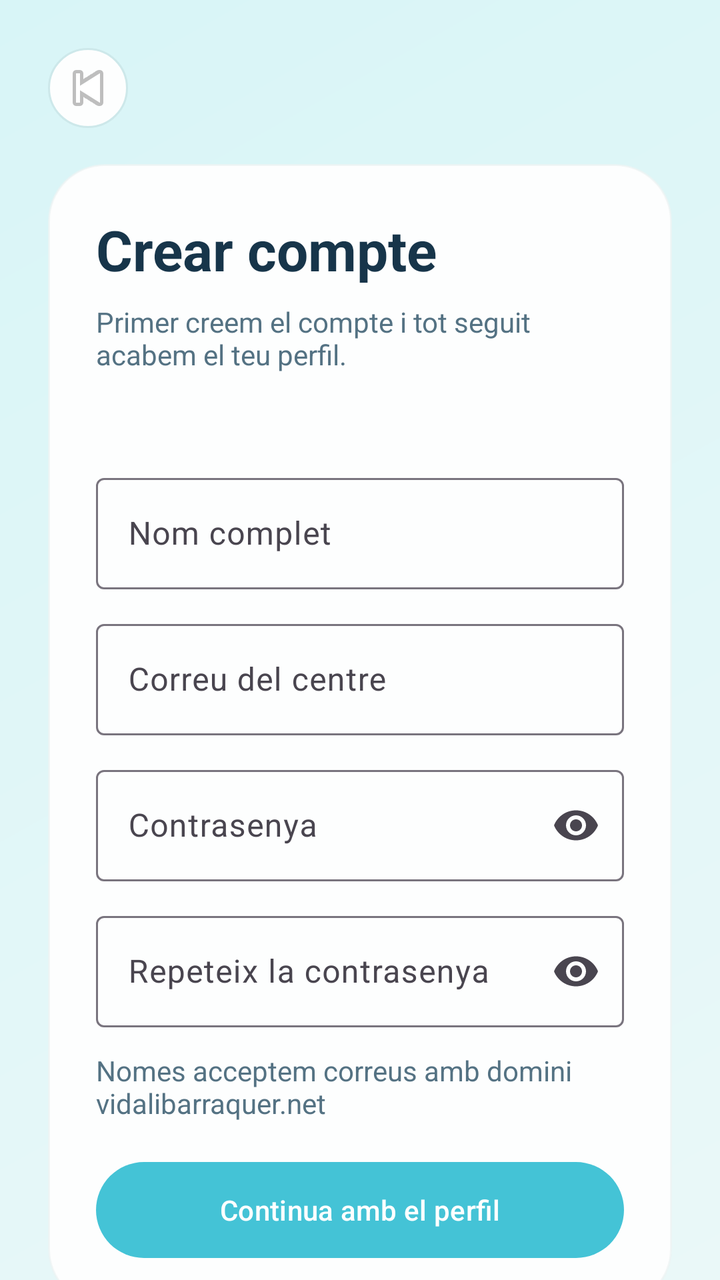
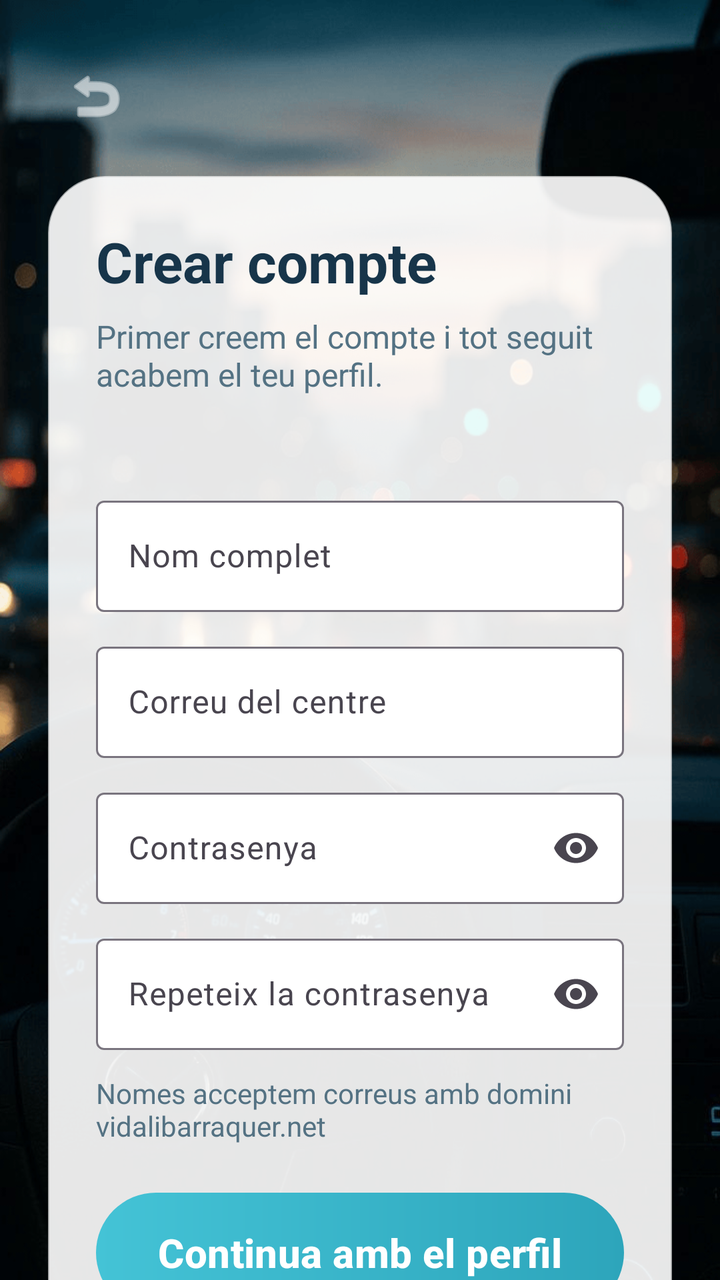

An Android layout rendered at two revisions. The XML below is the earlier revision; the diff shows what the commit changed to produce the second picture.
<!-- AndroidManifest.xml: application theme Theme.ViBaCar -->
<!-- res/layout/activity_crear_compte.xml -->
<?xml version="1.0" encoding="utf-8"?>
<androidx.core.widget.NestedScrollView xmlns:android="http://schemas.android.com/apk/res/android"
    xmlns:app="http://schemas.android.com/apk/res-auto"
    android:layout_width="match_parent"
    android:layout_height="match_parent"
    android:background="@drawable/fons_pantalla"
    android:fillViewport="true">

    <LinearLayout
        android:layout_width="match_parent"
        android:layout_height="wrap_content"
        android:orientation="vertical"
        android:padding="24dp">

        <ImageButton
            android:id="@+id/botoEnrere"
            android:layout_width="40dp"
            android:layout_height="40dp"
            android:background="@drawable/fons_capsula"
            android:contentDescription="@string/boto_enrere"
            android:padding="10dp"
            android:src="@android:drawable/ic_media_previous" />

        <LinearLayout
            android:layout_width="match_parent"
            android:layout_height="wrap_content"
            android:layout_marginTop="18dp"
            android:background="@drawable/fons_targeta"
            android:elevation="8dp"
            android:orientation="vertical"
            android:padding="24dp">

            <TextView
                android:layout_width="match_parent"
                android:layout_height="wrap_content"
                android:text="@string/registre_titol"
                android:textColor="@color/color_text_principal"
                android:textSize="28sp"
                android:textStyle="bold" />

            <TextView
                android:layout_width="match_parent"
                android:layout_height="wrap_content"
                android:layout_marginTop="8dp"
                android:text="@string/registre_subtitol"
                android:textColor="@color/color_text_secundari" />

            <TextView
                android:id="@+id/txtMissatge"
                android:layout_width="match_parent"
                android:layout_height="wrap_content"
                android:layout_marginTop="14dp"
                android:textColor="@color/color_error" />

            <com.google.android.material.textfield.TextInputLayout
                style="@style/Widget.Material3.TextInputLayout.OutlinedBox"
                android:layout_width="match_parent"
                android:layout_height="wrap_content"
                android:layout_marginTop="14dp"
                android:hint="@string/etiqueta_nom">

                <com.google.android.material.textfield.TextInputEditText
                    android:id="@+id/campNom"
                    android:layout_width="match_parent"
                    android:layout_height="wrap_content"
                    android:inputType="textPersonName" />
            </com.google.android.material.textfield.TextInputLayout>

            <com.google.android.material.textfield.TextInputLayout
                style="@style/Widget.Material3.TextInputLayout.OutlinedBox"
                android:layout_width="match_parent"
                android:layout_height="wrap_content"
                android:layout_marginTop="12dp"
                android:hint="@string/etiqueta_correu">

                <com.google.android.material.textfield.TextInputEditText
                    android:id="@+id/campCorreu"
                    android:layout_width="match_parent"
                    android:layout_height="wrap_content"
                    android:inputType="textEmailAddress" />
            </com.google.android.material.textfield.TextInputLayout>

            <com.google.android.material.textfield.TextInputLayout
                style="@style/Widget.Material3.TextInputLayout.OutlinedBox"
                android:layout_width="match_parent"
                android:layout_height="wrap_content"
                android:layout_marginTop="12dp"
                android:hint="@string/etiqueta_contrasenya"
                app:endIconMode="password_toggle">

                <com.google.android.material.textfield.TextInputEditText
                    android:id="@+id/campContrasenya"
                    android:layout_width="match_parent"
                    android:layout_height="wrap_content"
                    android:inputType="textPassword" />
            </com.google.android.material.textfield.TextInputLayout>

            <com.google.android.material.textfield.TextInputLayout
                style="@style/Widget.Material3.TextInputLayout.OutlinedBox"
                android:layout_width="match_parent"
                android:layout_height="wrap_content"
                android:layout_marginTop="12dp"
                android:hint="@string/etiqueta_repeteix_contrasenya"
                app:endIconMode="password_toggle">

                <com.google.android.material.textfield.TextInputEditText
                    android:id="@+id/campRepeteixContrasenya"
                    android:layout_width="match_parent"
                    android:layout_height="wrap_content"
                    android:inputType="textPassword" />
            </com.google.android.material.textfield.TextInputLayout>

            <TextView
                android:layout_width="match_parent"
                android:layout_height="wrap_content"
                android:layout_marginTop="12dp"
                android:text="@string/registre_info_domini"
                android:textColor="@color/color_text_secundari" />

            <com.google.android.material.button.MaterialButton
                android:id="@+id/botoContinuaPerfil"
                android:layout_width="match_parent"
                android:layout_height="wrap_content"
                android:layout_marginTop="20dp"
                android:background="@drawable/fons_boto_principal"
                android:text="@string/boto_continua_perfil"
                android:textColor="@color/color_text_clar" />
        </LinearLayout>
    </LinearLayout>
</androidx.core.widget.NestedScrollView>
<!-- resources referenced by this layout -->
<resources>
  <color name="color_error">#C74E4E</color>
  <color name="color_text_clar">#FFFFFF</color>
  <color name="color_text_principal">#17354A</color>
  <color name="color_text_secundari">#547283</color>
  <!-- drawable fons_boto_principal (drawable) -->
  <?xml version="1.0" encoding="utf-8"?>
  <shape xmlns:android="http://schemas.android.com/apk/res/android">
      <gradient
          android:angle="0"
          android:endColor="@color/color_principal_fosc"
          android:startColor="@color/color_principal" />
      <corners android:radius="30dp" />
  </shape>
  <!-- drawable fons_capsula (drawable) -->
  <?xml version="1.0" encoding="utf-8"?>
  <shape xmlns:android="http://schemas.android.com/apk/res/android">
      <solid android:color="@color/color_targeta" />
      <corners android:radius="20dp" />
      <stroke
          android:width="1dp"
          android:color="@color/color_linia" />
  </shape>
  <!-- drawable fons_pantalla (drawable) -->
  <?xml version="1.0" encoding="utf-8"?>
  <shape xmlns:android="http://schemas.android.com/apk/res/android">
      <gradient
          android:angle="315"
          android:endColor="@color/color_fons"
          android:startColor="#D8F5F7" />
  </shape>
  <!-- drawable fons_targeta (drawable) -->
  <?xml version="1.0" encoding="utf-8"?>
  <shape xmlns:android="http://schemas.android.com/apk/res/android">
      <solid android:color="@color/color_targeta" />
      <corners android:radius="28dp" />
      <stroke
          android:width="1dp"
          android:color="#AAEDF4F4" />
  </shape>
  <string name="boto_continua_perfil">Continua amb el perfil</string>
  <string name="boto_enrere">Torna enrere</string>
  <string name="etiqueta_contrasenya">Contrasenya</string>
  <string name="etiqueta_correu">Correu del centre</string>
  <string name="etiqueta_nom">Nom complet</string>
  <string name="etiqueta_repeteix_contrasenya">Repeteix la contrasenya</string>
  <string name="registre_info_domini">Nomes acceptem correus amb domini vidalibarraquer.net</string>
  <string name="registre_subtitol">Primer creem el compte i tot seguit acabem el teu perfil.</string>
  <string name="registre_titol">Crear compte</string>
  <style name="Theme.ViBaCar" parent="Base.Theme.ViBaCar" />
  <color name="color_principal_fosc">#2DA5BB</color>
  <color name="color_principal">#44C3D6</color>
  <color name="color_targeta">#FDFEFE</color>
  <color name="color_linia">#CDE8EA</color>
  <color name="color_fons">#EAF8F8</color>
  <style name="Base.Theme.ViBaCar" parent="Theme.Material3.Light.NoActionBar">
          <item name="colorPrimary">@color/color_principal</item>
          <item name="colorOnPrimary">@color/color_text_clar</item>
          <item name="colorSecondary">@color/color_secundari</item>
          <item name="android:statusBarColor">@android:color/transparent</item>
          <item name="android:navigationBarColor">@color/color_fons</item>
          <item name="android:windowLightStatusBar">true</item>
          <item name="android:windowBackground">@color/color_fons</item>
      </style>
  <color name="color_secundari">#78D6A2</color>
</resources>

<!-- the commit's change to res/layout/activity_crear_compte.xml (unified diff, before → after) -->
@@ -3,30 +3,35 @@
     xmlns:app="http://schemas.android.com/apk/res-auto"
     android:layout_width="match_parent"
     android:layout_height="match_parent"
-    android:background="@drawable/fons_pantalla"
+    android:background="@drawable/pantalla_benvinguda"
     android:fillViewport="true">
 
     <LinearLayout
         android:layout_width="match_parent"
         android:layout_height="wrap_content"
+        android:gravity="center"
         android:orientation="vertical"
-        android:padding="24dp">
+        android:paddingHorizontal="24dp"
+        android:paddingVertical="24dp">
 
         <ImageButton
             android:id="@+id/botoEnrere"
-            android:layout_width="40dp"
-            android:layout_height="40dp"
-            android:background="@drawable/fons_capsula"
+            android:layout_width="48dp"
+            android:layout_height="48dp"
+            android:layout_gravity="start"
+            android:background="?attr/selectableItemBackgroundBorderless"
             android:contentDescription="@string/boto_enrere"
-            android:padding="10dp"
-            android:src="@android:drawable/ic_media_previous" />
+            android:padding="8dp"
+            android:src="@android:drawable/ic_menu_revert"
+            app:tint="@color/color_text_clar" />
 
         <LinearLayout
             android:layout_width="match_parent"
             android:layout_height="wrap_content"
-            android:layout_marginTop="18dp"
+            android:layout_marginTop="16dp"
             android:background="@drawable/fons_targeta"
-            android:elevation="8dp"
+            android:backgroundTint="#E6FFFFFF"
+            android:elevation="12dp"
             android:orientation="vertical"
             android:padding="24dp">
 
@@ -43,7 +48,8 @@
                 android:layout_height="wrap_content"
                 android:layout_marginTop="8dp"
                 android:text="@string/registre_subtitol"
-                android:textColor="@color/color_text_secundari" />
+                android:textColor="@color/color_text_secundari"
+                android:textSize="16sp" />
 
             <TextView
                 android:id="@+id/txtMissatge"
@@ -57,7 +63,8 @@
                 android:layout_width="match_parent"
                 android:layout_height="wrap_content"
                 android:layout_marginTop="14dp"
-                android:hint="@string/etiqueta_nom">
+                android:hint="@string/etiqueta_nom"
+                app:boxBackgroundColor="@color/color_text_clar">
 
                 <com.google.android.material.textfield.TextInputEditText
                     android:id="@+id/campNom"
@@ -71,7 +78,8 @@
                 android:layout_width="match_parent"
                 android:layout_height="wrap_content"
                 android:layout_marginTop="12dp"
-                android:hint="@string/etiqueta_correu">
+                android:hint="@string/etiqueta_correu"
+                app:boxBackgroundColor="@color/color_text_clar">
 
                 <com.google.android.material.textfield.TextInputEditText
                     android:id="@+id/campCorreu"
@@ -86,6 +94,7 @@
                 android:layout_height="wrap_content"
                 android:layout_marginTop="12dp"
                 android:hint="@string/etiqueta_contrasenya"
+                app:boxBackgroundColor="@color/color_text_clar"
                 app:endIconMode="password_toggle">
 
                 <com.google.android.material.textfield.TextInputEditText
@@ -101,6 +110,7 @@
                 android:layout_height="wrap_content"
                 android:layout_marginTop="12dp"
                 android:hint="@string/etiqueta_repeteix_contrasenya"
+                app:boxBackgroundColor="@color/color_text_clar"
                 app:endIconMode="password_toggle">
 
                 <com.google.android.material.textfield.TextInputEditText
@@ -120,11 +130,14 @@
             <com.google.android.material.button.MaterialButton
                 android:id="@+id/botoContinuaPerfil"
                 android:layout_width="match_parent"
-                android:layout_height="wrap_content"
-                android:layout_marginTop="20dp"
+                android:layout_height="60dp"
+                android:layout_marginTop="24dp"
                 android:background="@drawable/fons_boto_principal"
                 android:text="@string/boto_continua_perfil"
-                android:textColor="@color/color_text_clar" />
+                android:textColor="@color/color_text_clar"
+                android:textSize="20sp"
+                android:textStyle="bold"
+                app:backgroundTint="@null" />
         </LinearLayout>
     </LinearLayout>
 </androidx.core.widget.NestedScrollView>
<!-- resource entries referenced after the edit -->
@@ -13,23 +13,6 @@
           android:startColor="@color/color_principal" />
       <corners android:radius="30dp" />
   </shape>
-  <!-- drawable fons_capsula (drawable) -->
-  <?xml version="1.0" encoding="utf-8"?>
-  <shape xmlns:android="http://schemas.android.com/apk/res/android">
-      <solid android:color="@color/color_targeta" />
-      <corners android:radius="20dp" />
-      <stroke
-          android:width="1dp"
-          android:color="@color/color_linia" />
-  </shape>
-  <!-- drawable fons_pantalla (drawable) -->
-  <?xml version="1.0" encoding="utf-8"?>
-  <shape xmlns:android="http://schemas.android.com/apk/res/android">
-      <gradient
-          android:angle="315"
-          android:endColor="@color/color_fons"
-          android:startColor="#D8F5F7" />
-  </shape>
   <!-- drawable fons_targeta (drawable) -->
   <?xml version="1.0" encoding="utf-8"?>
   <shape xmlns:android="http://schemas.android.com/apk/res/android">
@@ -39,6 +22,7 @@
           android:width="1dp"
           android:color="#AAEDF4F4" />
   </shape>
+  <!-- drawable pantalla_benvinguda: png bitmap (drawable, 237245 bytes) -->
   <string name="boto_continua_perfil">Continua amb el perfil</string>
   <string name="boto_enrere">Torna enrere</string>
   <string name="etiqueta_contrasenya">Contrasenya</string>
@@ -52,7 +36,6 @@
   <color name="color_principal_fosc">#2DA5BB</color>
   <color name="color_principal">#44C3D6</color>
   <color name="color_targeta">#FDFEFE</color>
-  <color name="color_linia">#CDE8EA</color>
   <color name="color_fons">#EAF8F8</color>
   <style name="Base.Theme.ViBaCar" parent="Theme.Material3.Light.NoActionBar">
           <item name="colorPrimary">@color/color_principal</item>
